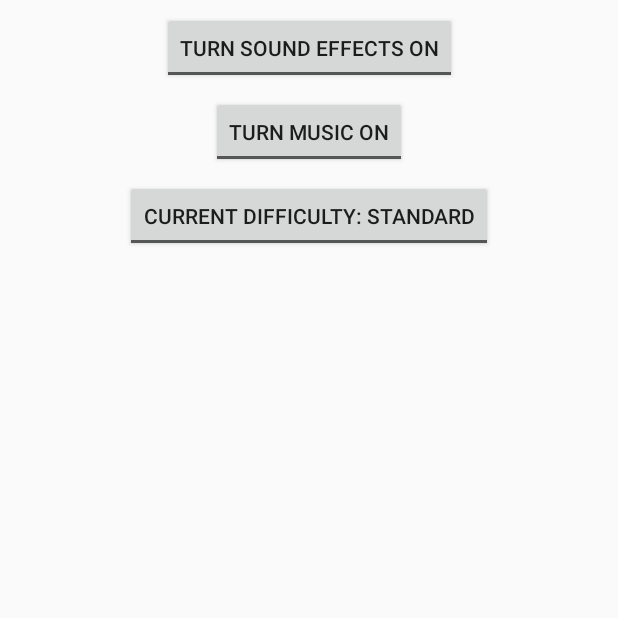
After one commit to AustinRD/GlobalWarmingSim, an Android app: the SettingsActivity screen opened directly, with no data from a screen before it, on a phone screen of 412 x 824 dp, the top half of it. The commit adds this screen. Run offline under Robolectric (Android 15) with nearby library versions, the phone set to English and light mode, and no system bars.

Commit message:
Added Settings Activity and Eyes for Regions
Settings Activity does nothing. Eyes are clickable but crash the game.

```diff
--- a/app/src/main/java/com/example/austin/globalwarmingsim/PlayActivity.java
+++ b/app/src/main/java/com/example/austin/globalwarmingsim/PlayActivity.java
@@ -1,5 +1,6 @@
 package com.example.austin.globalwarmingsim;
 
+import android.content.Intent;
 import android.os.Bundle;
 import android.support.v7.app.AppCompatActivity;
 import android.util.Log;
@@ -33,6 +34,11 @@ public class PlayActivity extends AppCompatActivity
 
         return true;
     }
+    public void switchActivity()
+    {
+        Intent swap = new Intent(PlayActivity.this, MainActivity.class);
+        startActivity(swap);
+    }
 
     private class ScaleListener extends ScaleGestureDetector.SimpleOnScaleGestureListener
     {
--- /dev/null
+++ b/app/src/main/java/com/example/austin/globalwarmingsim/SettingsActivity.java
@@ -0,0 +1,16 @@
+package com.example.austin.globalwarmingsim;
+
+import android.support.v7.app.AppCompatActivity;
+import android.os.Bundle;
+
+public class SettingsActivity extends AppCompatActivity {
+
+    @Override
+    protected void onCreate(Bundle savedInstanceState) {
+        super.onCreate(savedInstanceState);
+        getSupportActionBar().hide();
+        setContentView(R.layout.activity_settings);
+
+
+    }
+}
--- /dev/null
+++ b/app/src/main/res/layout/activity_settings.xml
@@ -0,0 +1,50 @@
+<?xml version="1.0" encoding="utf-8"?>
+<android.support.constraint.ConstraintLayout xmlns:android="http://schemas.android.com/apk/res/android"
+    xmlns:app="http://schemas.android.com/apk/res-auto"
+    xmlns:tools="http://schemas.android.com/tools"
+    android:layout_width="match_parent"
+    android:layout_height="match_parent"
+    tools:context=".SettingsActivity">
+
+    <ToggleButton
+        android:id="@+id/buttong_sound_fx"
+        android:layout_width="wrap_content"
+        android:layout_height="wrap_content"
+        android:layout_marginStart="8dp"
+        android:layout_marginTop="8dp"
+        android:layout_marginEnd="8dp"
+        android:text="Sound Effects"
+        android:textOff="Turn Sound Effects On"
+        android:textOn="Turn Sound Effects Off"
+        app:layout_constraintEnd_toEndOf="parent"
+        app:layout_constraintStart_toStartOf="parent"
+        app:layout_constraintTop_toTopOf="parent" />
+
+    <ToggleButton
+        android:id="@+id/button_music"
+        android:layout_width="wrap_content"
+        android:layout_height="wrap_content"
+        android:layout_marginStart="8dp"
+        android:layout_marginTop="8dp"
+        android:layout_marginEnd="8dp"
+        android:text="Switch"
+        android:textOff="Turn Music On"
+        android:textOn="Turn Music Off"
+        app:layout_constraintEnd_toEndOf="parent"
+        app:layout_constraintStart_toStartOf="parent"
+        app:layout_constraintTop_toBottomOf="@+id/buttong_sound_fx" />
+
+    <ToggleButton
+        android:id="@+id/button_difficulty"
+        android:layout_width="wrap_content"
+        android:layout_height="wrap_content"
+        android:layout_marginStart="8dp"
+        android:layout_marginTop="8dp"
+        android:layout_marginEnd="8dp"
+        android:text="ToggleButton"
+        android:textOff="Current Difficulty: Standard"
+        android:textOn="Current Difficulty: Hard"
+        app:layout_constraintEnd_toEndOf="parent"
+        app:layout_constraintStart_toStartOf="parent"
+        app:layout_constraintTop_toBottomOf="@+id/button_music" />
+</android.support.constraint.ConstraintLayout>
```
Also changed, not shown: app/src/main/AndroidManifest.xml (+8 -12 lines), app/src/main/java/com/example/austin/globalwarmingsim/MainActivity.java (+11 -0 lines), app/src/main/res/layout/activity_main.xml (+12 -0 lines), app/src/main/res/layout/activity_play.xml (+48 -0 lines), app/src/main/res/drawable/eye.png (added).
